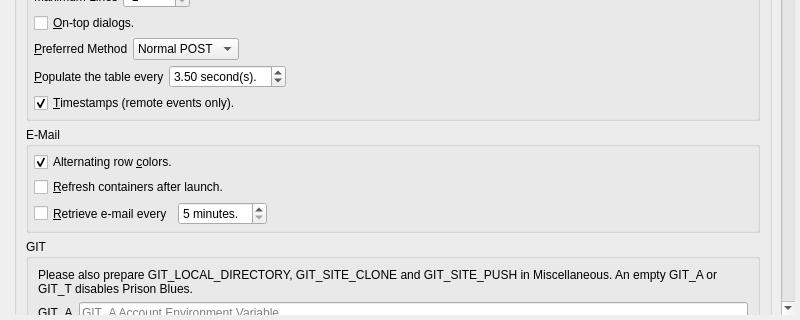
Before: the Qt Designer form branches/trunk/UI/spot-on-options.ui in textbrowser/spot-on, drawn with Qt 5; both pictures show x 0 to 800 and y 480 to 800 of the 800 by 800 pixel window.
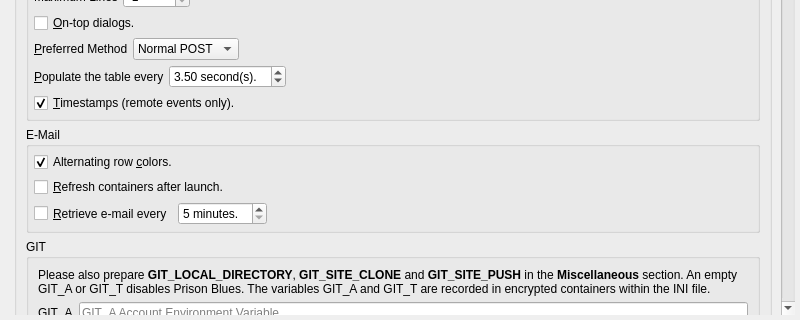
After: the same form once the commit is applied. Icons and pictures are not drawn.

Commit message: Process all Prison Blues files.

What changed in the file:
```diff
--- a/branches/trunk/UI/spot-on-options.ui
+++ b/branches/trunk/UI/spot-on-options.ui
@@ -45,7 +45,7 @@
          <x>0</x>
          <y>-756</y>
          <width>769</width>
-         <height>5138</height>
+         <height>5158</height>
         </rect>
        </property>
        <layout class="QVBoxLayout" name="verticalLayout_25">
@@ -709,7 +709,7 @@
               <item>
                <widget class="QLabel" name="label_38">
                 <property name="text">
-                 <string>Please also prepare GIT_LOCAL_DIRECTORY, GIT_SITE_CLONE and GIT_SITE_PUSH in Miscellaneous. An empty GIT_A or GIT_T disables Prison Blues.</string>
+                 <string>&lt;html&gt;&lt;head/&gt;&lt;body&gt;&lt;p&gt;Please also prepare &lt;span style=&quot; font-weight:600;&quot;&gt;GIT_LOCAL_DIRECTORY&lt;/span&gt;, &lt;span style=&quot; font-weight:600;&quot;&gt;GIT_SITE_CLONE&lt;/span&gt; and &lt;span style=&quot; font-weight:600;&quot;&gt;GIT_SITE_PUSH&lt;/span&gt; in the &lt;span style=&quot; font-weight:600;&quot;&gt;Miscellaneous&lt;/span&gt; section. An empty GIT_A or GIT_T disables Prison Blues. The variables GIT_A and GIT_T are recorded in encrypted containers within the INI file.&lt;/p&gt;&lt;/body&gt;&lt;/html&gt;</string>
                 </property>
                 <property name="wordWrap">
                  <bool>true</bool>
```
The commit also changes 3 other files.
